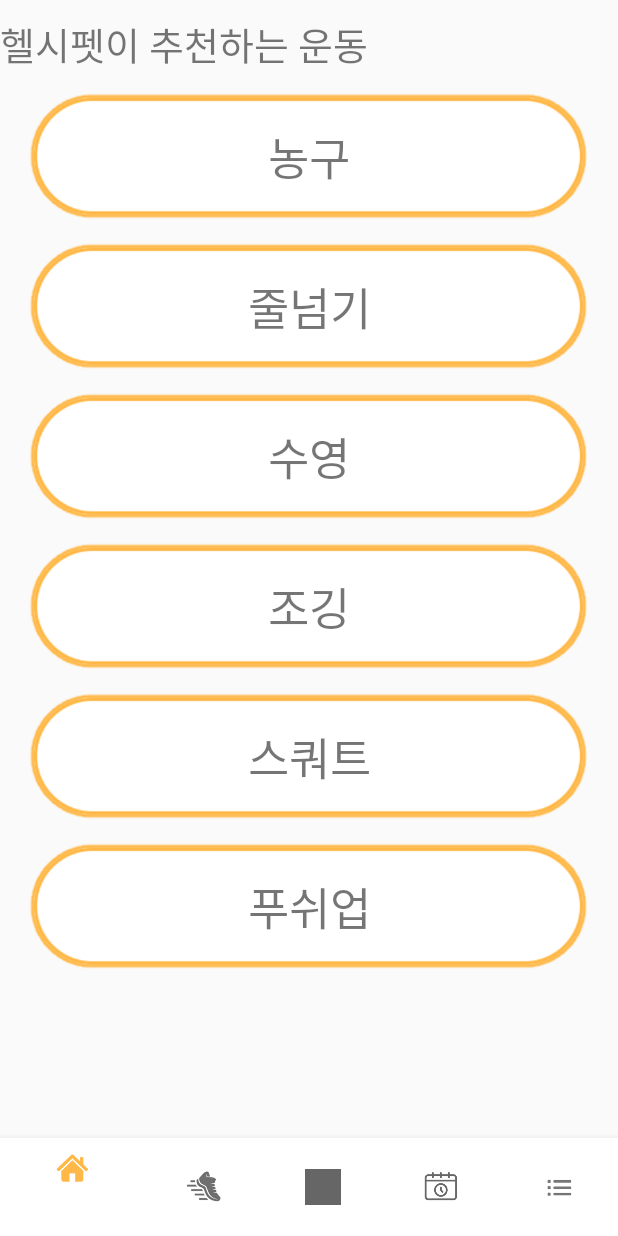
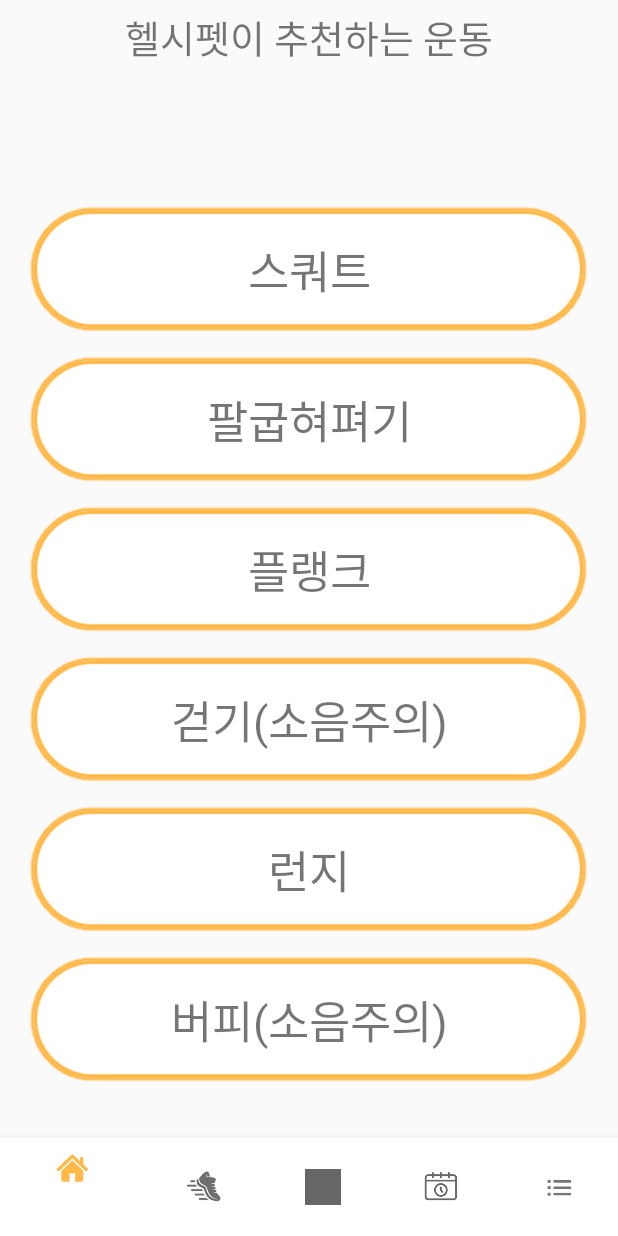
Before and after one commit to polaris428/skt_healthy_pet, an Android app: the fragment Recommended_Fragment placed in its activity, on a phone screen of 412 x 824 dp. Run offline under Robolectric (Android 15) with nearby library versions, the phone set to English and light mode, and no system bars.

Commit message:
recommended_correct

```diff
--- a/app/src/main/java/com/example/skthealthypet/Recommended_Fragment.java
+++ b/app/src/main/java/com/example/skthealthypet/Recommended_Fragment.java
@@ -45,12 +45,12 @@ public class Recommended_Fragment extends Fragment {
     //데이터 준비(최종적으로는 동적으로 추가하거나 삭제할 수 있어야 한다. 이 데이터를 어디에 저장할지 정해야 한다.)
     private void prepareData() {
 
-        itemList.add(new item("농구"));
-        itemList.add(new item("줄넘기"));
-        itemList.add(new item("수영"));
-        itemList.add(new item("조깅"));
-        itemList.add(new item("스쿼트"));
-        itemList.add(new item("푸쉬업"));
+        itemList.add(new item(getString(R.string.squat)));
+        itemList.add(new item(getString(R.string.pushup)));
+        itemList.add(new item(getString(R.string.plank)));
+        itemList.add(new item(getString(R.string.walking)));
+        itemList.add(new item(getString(R.string.lunge)));
+        itemList.add(new item(getString(R.string.burpee)));
     }
 
 
--- a/app/src/main/res/layout/fragment_recommended_.xml
+++ b/app/src/main/res/layout/fragment_recommended_.xml
@@ -9,28 +9,24 @@
         android:layout_width="match_parent"
         android:layout_height="match_parent">
 
+        <TextView
+            android:id="@+id/exercisetxt"
+            android:layout_width="match_parent"
+            android:layout_height="90dp"
+            android:layout_marginTop="5dp"
+            android:gravity="center_horizontal"
+            android:text="@string/exercise"
+            app:layout_constraintEnd_toEndOf="parent"
+            app:layout_constraintLeft_toLeftOf="parent"
+            app:layout_constraintTop_toTopOf="parent"></TextView>
 
-    <!-- TODO: Update blank fragment layout -->
-
-    <TextView
-        android:id="@+id/exercisetxt"
+    <androidx.recyclerview.widget.RecyclerView
+        android:id="@+id/recycler_view"
         android:layout_width="match_parent"
         android:layout_height="wrap_content"
-        android:layout_marginTop="10dp"
-        android:text="@string/exercise"
-        app:layout_constraintTop_toTopOf="parent"
-        app:layout_constraintLeft_toLeftOf="parent">
-
-    </TextView>
-
-        <androidx.recyclerview.widget.RecyclerView
-            android:id="@+id/recycler_view"
-            android:layout_width="match_parent"
-            android:layout_height="match_parent"
-            android:layout_marginTop="52dp"
-            app:layout_constraintTop_toBottomOf="@+id/exercisetxt"
-            tools:layout_editor_absoluteX="0dp">
-
-        </androidx.recyclerview.widget.RecyclerView>
+        app:layout_constraintBottom_toBottomOf="parent"
+        app:layout_constraintEnd_toEndOf="parent"
+        app:layout_constraintStart_toStartOf="parent"
+        app:layout_constraintTop_toBottomOf="@id/exercisetxt"></androidx.recyclerview.widget.RecyclerView>
     </androidx.constraintlayout.widget.ConstraintLayout>
 </FrameLayout>
```
